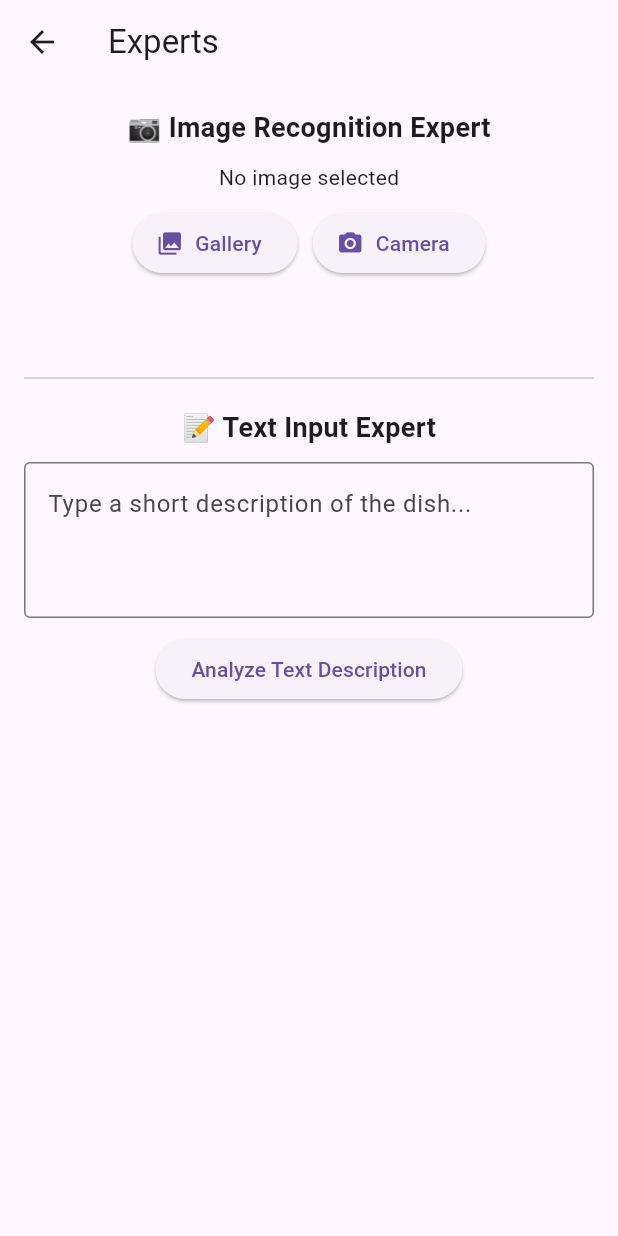
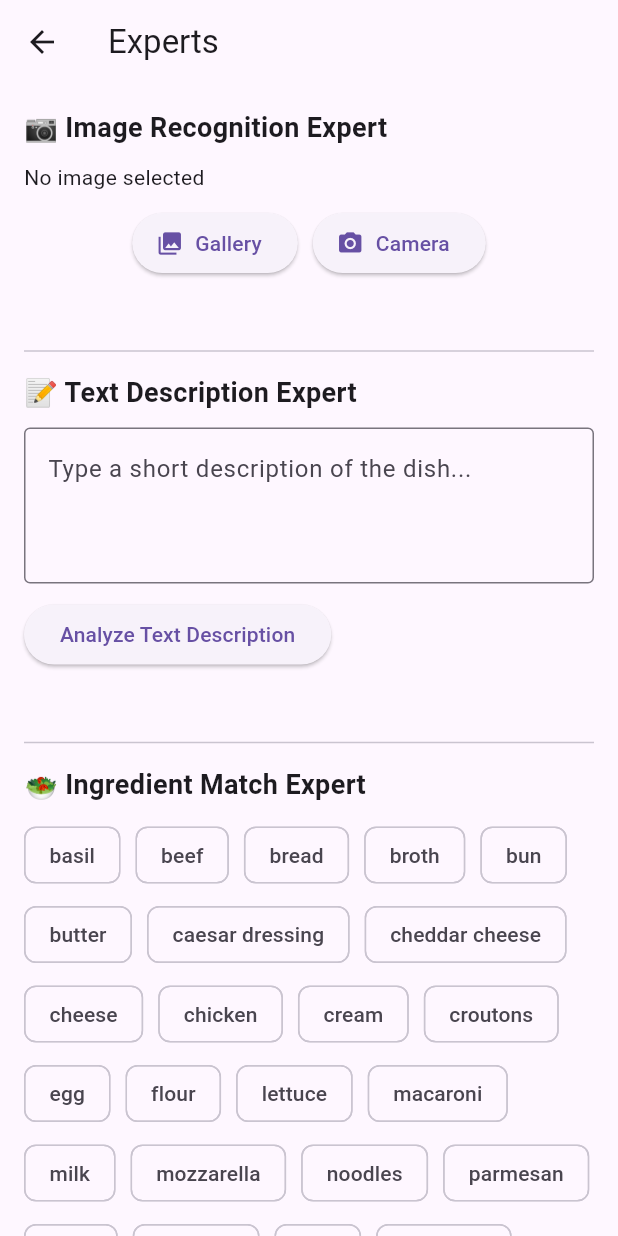
Before and after one commit to ZifanSi/whats-that-dish-app, a Flutter app: the ExpertsPage screen opened by its route, on a phone screen of 412 x 824 dp. Run offline on Flutter 3.47's test engine with Material 3 defaults, Android fonts, the phone set to English and light mode, and no system bars; our stand-ins replace flutter_dotenv, image_picker.

Commit message:
Add ingredient expert

```diff
--- /dev/null
+++ b/assets/data/t_ingredients.json
@@ -0,0 +1,88 @@
+[
+  {
+    "ingredients": [
+      "tomato",
+      "mozzarella",
+      "basil"
+    ],
+    "name": "Margherita Pizza"
+  },
+  {
+    "ingredients": [
+      "lettuce",
+      "croutons",
+      "parmesan",
+      "caesar dressing"
+    ],
+    "name": "Caesar Salad"
+  },
+  {
+    "ingredients": [
+      "rice",
+      "seaweed",
+      "raw fish"
+    ],
+    "name": "Sushi"
+  },
+  {
+    "ingredients": [
+      "noodles",
+      "broth",
+      "pork",
+      "egg"
+    ],
+    "name": "Ramen"
+  },
+  {
+    "ingredients": [
+      "beef",
+      "tomato",
+      "spaghetti"
+    ],
+    "name": "Spaghetti Bolognese"
+  },
+  {
+    "ingredients": [
+      "chicken",
+      "cream",
+      "spices",
+      "tomato"
+    ],
+    "name": "Chicken Tikka Masala"
+  },
+  {
+    "ingredients": [
+      "bread",
+      "cheddar cheese",
+      "butter"
+    ],
+    "name": "Grilled Cheese Sandwich"
+  },
+  {
+    "ingredients": [
+      "flour",
+      "egg",
+      "milk",
+      "syrup"
+    ],
+    "name": "Pancakes"
+  },
+  {
+    "ingredients": [
+      "macaroni",
+      "cheddar cheese",
+      "milk"
+    ],
+    "name": "Mac and Cheese"
+  },
+  {
+    "ingredients": [
+      "beef",
+      "lettuce",
+      "bun",
+      "cheese",
+      "tomato"
+    ],
+    "name": "Hamburger"
+  }
+]
--- a/lib/screens/experts_page.dart
+++ b/lib/screens/experts_page.dart
@@ -17,11 +17,74 @@ class _ExpertsPageState extends State<ExpertsPage> {
   File? _image;
   String _result = '';
   String _textResult = '';
+  String _ingredientResult = '';
   bool _isLoading = false;
   bool _isTextLoading = false;
+  bool _isIngredientLoading = false;
 
   final ImagePicker _picker = ImagePicker();
   final TextEditingController _textController = TextEditingController();
+
+  List<String> _availableIngredients = [];
+  List<String> _selectedIngredients = [];
+
+  @override
+  void initState() {
+    super.initState();
+    _loadIngredients();
+  }
+
+  Future<void> _loadIngredients() async {
+    final jsonStr = await rootBundle.loadString(
+      'assets/data/t_ingredients.json',
+    );
+    final List<dynamic> data = jsonDecode(jsonStr);
+    final Set<String> ingredients = {};
+
+    for (var item in data) {
+      for (var ing in item['ingredients']) {
+        ingredients.add(ing.toString());
+      }
+    }
+
+    setState(() {
+      _availableIngredients = ingredients.toList()..sort();
+    });
+  }
+
+  Future<void> _analyzeIngredientSelection() async {
+    setState(() {
+      _isIngredientLoading = true;
+      _ingredientResult = '';
+    });
+
+    final jsonStr = await rootBundle.loadString(
+      'assets/data/t_ingredients.json',
+    );
+    final List<dynamic> dishes = jsonDecode(jsonStr);
+
+    String bestMatch = '';
+    int highestMatch = 0;
+
+    for (var dish in dishes) {
+      final List<dynamic> ingredients = dish['ingredients'];
+      int matches =
+          ingredients.where((i) => _selectedIngredients.contains(i)).length;
+
+      if (matches > highestMatch) {
+        highestMatch = matches;
+        bestMatch = dish['name'];
+      }
+    }
+
+    setState(() {
+      _isIngredientLoading = false;
+      _ingredientResult =
+          bestMatch.isNotEmpty
+              ? 'Matched Dish: $bestMatch\nMatch Score: $highestMatch'
+              : 'No matching dish found.';
+    });
+  }
 
   Future<void> _pickImage(ImageSource source) async {
     final XFile? pickedFile = await _picker.pickImage(source: source);
@@ -141,11 +204,10 @@ class _ExpertsPageState extends State<ExpertsPage> {
 
       setState(() {
         _isTextLoading = false;
-        if (bestMatch.isNotEmpty) {
-          _textResult = 'Matched Dish: $bestMatch\nMatch Score: $bestScore';
-        } else {
-          _textResult = 'No matching dish found.';
-        }
+        _textResult =
+            bestMatch.isNotEmpty
+                ? 'Matched Dish: $bestMatch\nMatch Score: $bestScore'
+                : 'No matching dish found.';
       });
     } catch (e) {
       setState(() {
@@ -162,8 +224,8 @@ class _ExpertsPageState extends State<ExpertsPage> {
       body: SingleChildScrollView(
         padding: const EdgeInsets.all(16.0),
         child: Column(
+          crossAxisAlignment: CrossAxisAlignment.start,
           children: [
-            // ==== IMAGE ANALYSIS ====
             const Text(
               '📷 Image Recognition Expert',
               style: TextStyle(fontSize: 18, fontWeight: FontWeight.bold),
@@ -189,22 +251,17 @@ class _ExpertsPageState extends State<ExpertsPage> {
                 ),
               ],
             ),
-            const SizedBox(height: 20),
+            const SizedBox(height: 10),
             _isLoading
                 ? const CircularProgressIndicator()
                 : Text(
                   _result,
                   textAlign: TextAlign.center,
-                  style: const TextStyle(
-                    fontSize: 18,
-                    fontWeight: FontWeight.bold,
-                  ),
+                  style: const TextStyle(fontSize: 16),
                 ),
-            const Divider(height: 40),
-
-            // ==== TEXT ANALYSIS ====
+            const Divider(height: 30),
             const Text(
-              '📝 Text Input Expert',
+              '📝 Text Description Expert',
               style: TextStyle(fontSize: 18, fontWeight: FontWeight.bold),
             ),
             const SizedBox(height: 10),
@@ -229,6 +286,48 @@ class _ExpertsPageState extends State<ExpertsPage> {
                   textAlign: TextAlign.center,
                   style: const TextStyle(fontSize: 16),
                 ),
+            const Divider(height: 30),
+            const Text(
+              '🥗 Ingredient Match Expert',
+              style: TextStyle(fontSize: 18, fontWeight: FontWeight.bold),
+            ),
+            const SizedBox(height: 10),
+            Wrap(
+              spacing: 10,
+              runSpacing: 5,
+              children:
+                  _availableIngredients.map((ingredient) {
+                    final isSelected = _selectedIngredients.contains(
+                      ingredient,
+                    );
+                    return FilterChip(
+                      label: Text(ingredient),
+                      selected: isSelected,
+                      onSelected: (selected) {
+                        setState(() {
+                          if (selected) {
+                            _selectedIngredients.add(ingredient);
+                          } else {
+                            _selectedIngredients.remove(ingredient);
+                          }
+                        });
+                      },
+                    );
+                  }).toList(),
+            ),
+            const SizedBox(height: 10),
+            ElevatedButton(
+              onPressed: _analyzeIngredientSelection,
+              child: const Text('Analyze Ingredients'),
+            ),
+            const SizedBox(height: 10),
+            _isIngredientLoading
+                ? const CircularProgressIndicator()
+                : Text(
+                  _ingredientResult,
+                  textAlign: TextAlign.center,
+                  style: const TextStyle(fontSize: 16),
+                ),
           ],
         ),
       ),
--- a/pubspec.yaml
+++ b/pubspec.yaml
@@ -27,3 +27,4 @@ flutter:
     - assets/data/recipes.json
     - .env
     - assets/data/t_dishes.json
+    - assets/data/t_ingredients.json
```
